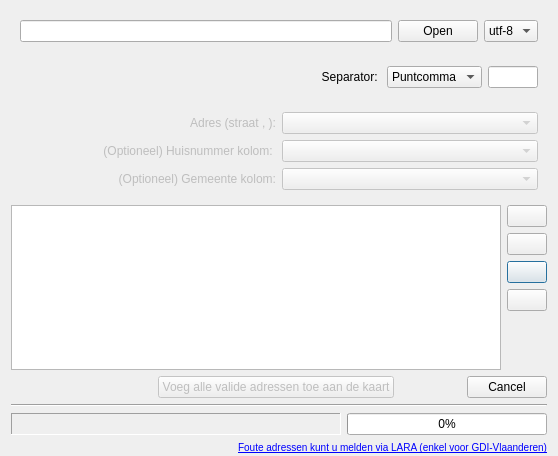
Qt form ui_geopunt4QgisBatchGeoCode.ui (warrieka/geopunt4Qgis) before a commit.
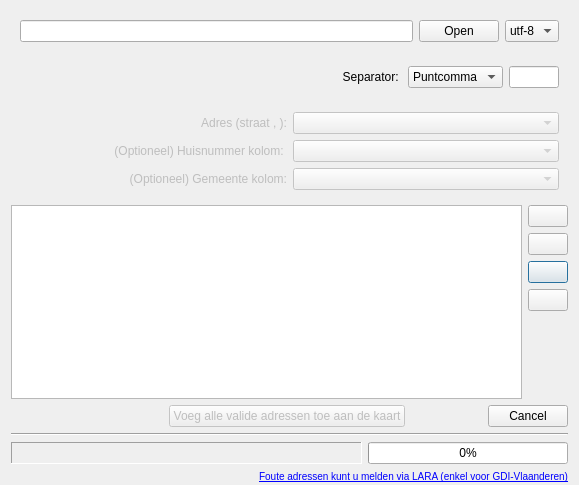
The same form after that commit. Icons and pictures are not drawn.

Patch:
```diff
--- a/ui_geopunt4QgisBatchGeoCode.ui
+++ b/ui_geopunt4QgisBatchGeoCode.ui
@@ -7,8 +7,8 @@
    <rect>
     <x>0</x>
     <y>0</y>
-    <width>558</width>
-    <height>456</height>
+    <width>579</width>
+    <height>485</height>
    </rect>
   </property>
   <property name="contextMenuPolicy">
```
Left out of the diff: 2 changed lines with no effect on the pictures.
